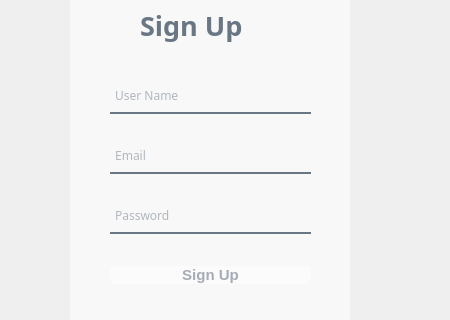
Old version of the form createacc.ui in the repository gustmdqkr321/delicious-calories; both pictures show x 0 to 450 and y 100 to 420 of the 450 by 550 pixel window.
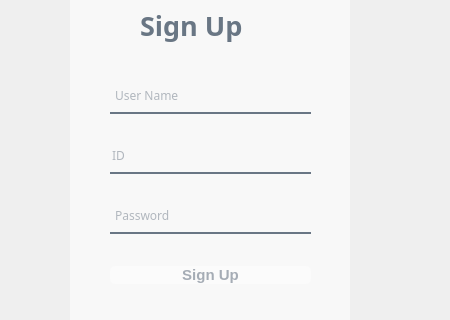
New version of the form. Icons and pictures are not drawn.

```diff
--- a/createacc.ui
+++ b/createacc.ui
@@ -136,7 +136,7 @@
         <number>32768</number>
        </property>
        <property name="placeholderText">
-        <string> Email</string>
+        <string>ID</string>
        </property>
       </widget>
      </item>
```
Left out of the diff: 2 changed lines with no effect on the pictures.
